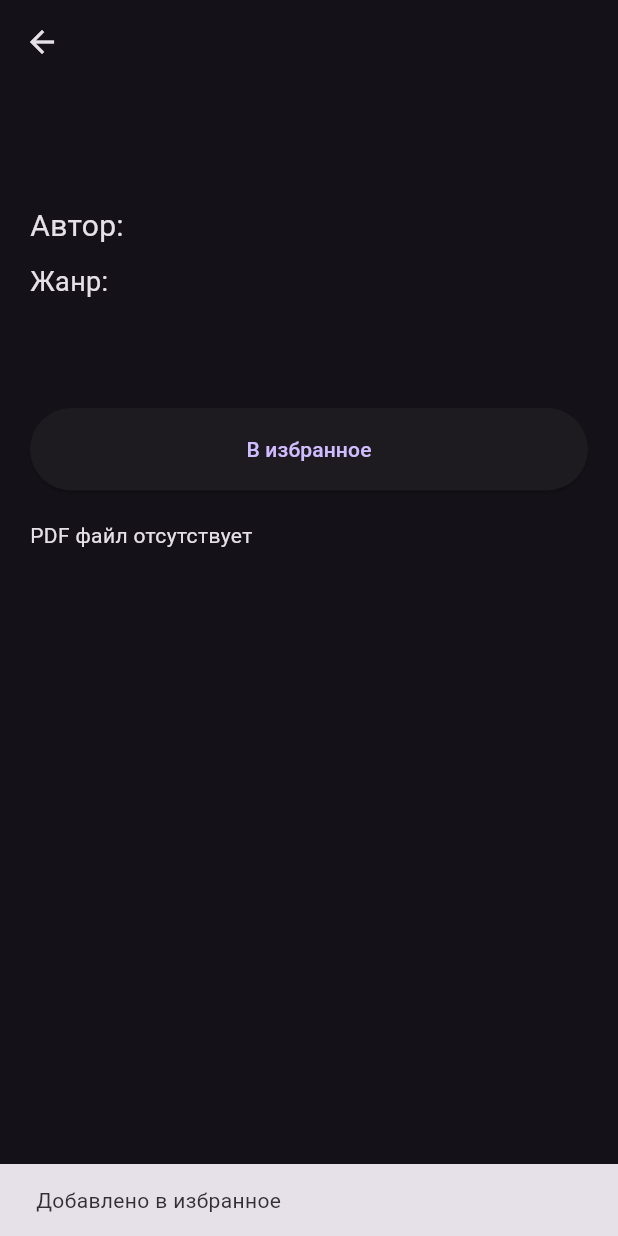
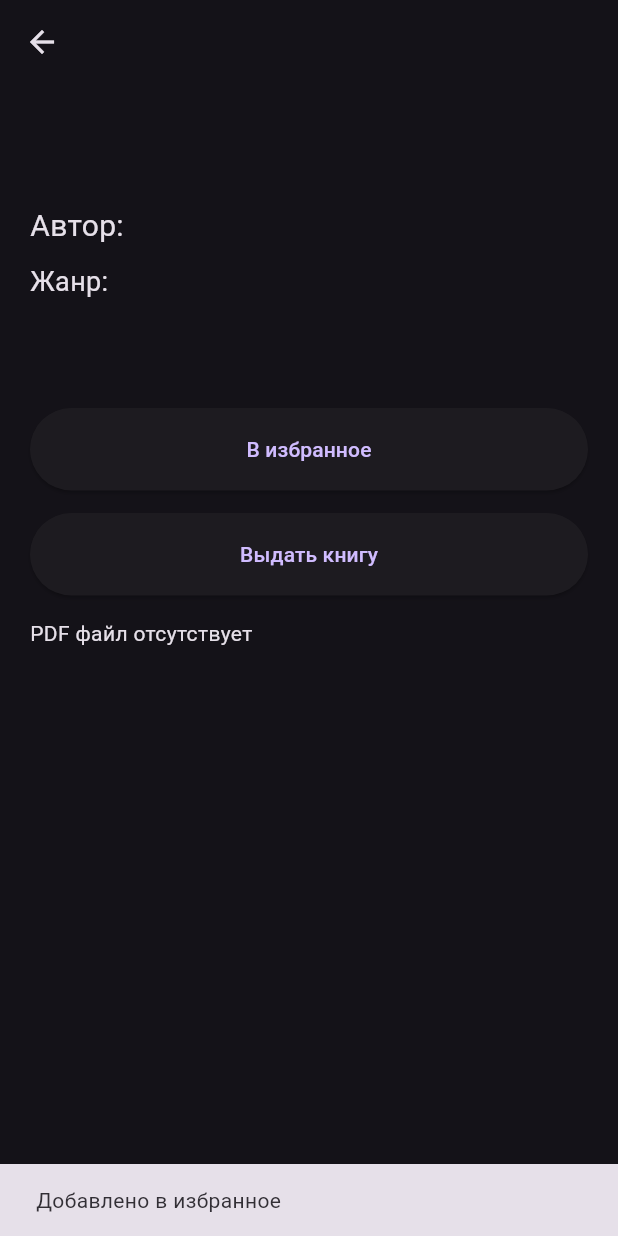
Before and after one commit to BasedTree811/Project1, a Flutter app: the BookDetailsScreen screen opened directly with empty values, after a tap on "В избранное", on a phone screen of 412 x 824 dp. Run offline on Flutter 3.47's test engine with Material 3 defaults, Android fonts, the light colour scheme and no system bars; network calls fail.

Commit message:
НЕ ПОЛУЧИЛОСЬ

```diff
--- a/app/lib/screens/book_details_screen.dart
+++ b/app/lib/screens/book_details_screen.dart
@@ -4,7 +4,6 @@ import 'package:url_launcher/url_launcher.dart';
 import '../services/api_service.dart';
 
 class BookDetailsScreen extends StatelessWidget {
-
   final dynamic book;
   final Map userData;
 
@@ -15,11 +14,9 @@ class BookDetailsScreen extends StatelessWidget {
   });
 
   Future<void> openPdf(String url) async {
-
     final uri = Uri.parse(url);
 
     if (await canLaunchUrl(uri)) {
-
       await launchUrl(
         uri,
         mode: LaunchMode.externalApplication,
@@ -29,38 +26,27 @@ class BookDetailsScreen extends StatelessWidget {
 
   @override
   Widget build(BuildContext context) {
-
-    String filePath =
-        book["file_path"] ?? "";
+    String filePath = book["file_path"] ?? "";
 
     return Scaffold(
-
       appBar: AppBar(
         title: Text(
           book["title"] ?? "",
         ),
       ),
-
       body: SingleChildScrollView(
-
         child: Padding(
-
           padding: const EdgeInsets.all(20),
-
           child: Column(
-
             crossAxisAlignment:
             CrossAxisAlignment.start,
-
             children: [
-
               Text(
-
                 book["title"] ?? "",
-
                 style: const TextStyle(
                   fontSize: 28,
-                  fontWeight: FontWeight.bold,
+                  fontWeight:
+                  FontWeight.bold,
                 ),
               ),
 
@@ -90,12 +76,51 @@ class BookDetailsScreen extends StatelessWidget {
 
               const SizedBox(height: 30),
 
-              ElevatedButton(
+              // ИЗБРАННОЕ
 
+              SizedBox(
+                width: double.infinity,
+                child: ElevatedButton(
+                  onPressed: () async {
+                    var result =
+                    await ApiService.addFavorite(
+                      userId: userData["id_user"]
+                          .toString(),
+                      bookId: book["id_book"]
+                          .toString(),
+                    );
+
+                    if (!context.mounted) {
+                      return;
+                    }
+
+                    ScaffoldMessenger.of(context)
+                        .showSnackBar(
+                      SnackBar(
+                        content: Text(
+                          result["message"] ??
+                              "Добавлено в избранное",
+                        ),
+                      ),
+                    );
+                  },
+                  child: const Text(
+                    "В избранное",
+                  ),
+                ),
+              ),
+
+              const SizedBox(height: 15),
+
+              // ВЫДАТЬ КНИГУ
+
+              SizedBox(
+                width: double.infinity,
+                child: ElevatedButton(
                   onPressed: () async {
 
                     var result =
-                  await ApiService.addFavorite(
+                    await ApiService.borrowBook(
 
                       userId:
                       userData["id_user"]
@@ -106,52 +131,46 @@ class BookDetailsScreen extends StatelessWidget {
                           .toString(),
                     );
 
-                  if (!context.mounted) return;
+                    if (!context.mounted) {
+                      return;
+                    }
 
                     ScaffoldMessenger.of(context)
                         .showSnackBar(
-
                       SnackBar(
-
                         content: Text(
                           result["message"] ??
-                            "Добавлено в избранное",
+                              "Книга выдана",
                         ),
                       ),
                     );
                   },
-
                   child: const Text(
-                  "В избранное",
+                    "Выдать книгу",
+                  ),
                 ),
               ),
 
-              const SizedBox(height: 20),
+              const SizedBox(height: 15),
+
+              // ОТКРЫТЬ PDF
 
               if (filePath.isNotEmpty)
-
                 SizedBox(
-
                   width: double.infinity,
-
                   child: ElevatedButton.icon(
-
                     icon: const Icon(
                       Icons.picture_as_pdf,
                     ),
-
                     label: const Text(
                       "Открыть PDF",
                     ),
-
                     onPressed: () {
                       openPdf(filePath);
                     },
                   ),
                 )
-
               else
-
                 const Text(
                   "PDF файл отсутствует",
                 ),
--- a/app/lib/services/api_service.dart
+++ b/app/lib/services/api_service.dart
@@ -139,6 +139,41 @@ class ApiService {
 
       return [];
     }
+  }
+  static Future<List<dynamic>>
+  getBorrowings(String userId) async {
+
+    final response = await http.get(
+
+      Uri.parse(
+        "$baseUrl/get_borrowings.php?user_id=$userId",
+      ),
+    );
+
+    return jsonDecode(response.body);
+  }
+  static Future<Map<String,dynamic>>
+  borrowBook({
+
+    required String userId,
+    required String bookId,
+
+  }) async {
+
+    var response = await http.post(
+
+      Uri.parse(
+        "$baseUrl/borrow_book.php",
+      ),
+
+      body: {
+
+        "user_id": userId,
+        "book_id": bookId,
+      },
+    );
+
+    return jsonDecode(response.body);
   }
 
   // =========================
```
Also changed, not shown: app/lib/screens/borrowings_screen.dart (added, +151 -0 lines), app/lib/screens/home_screen.dart (+77 -34 lines). Lines whose indentation alone changed are shown as unchanged.
